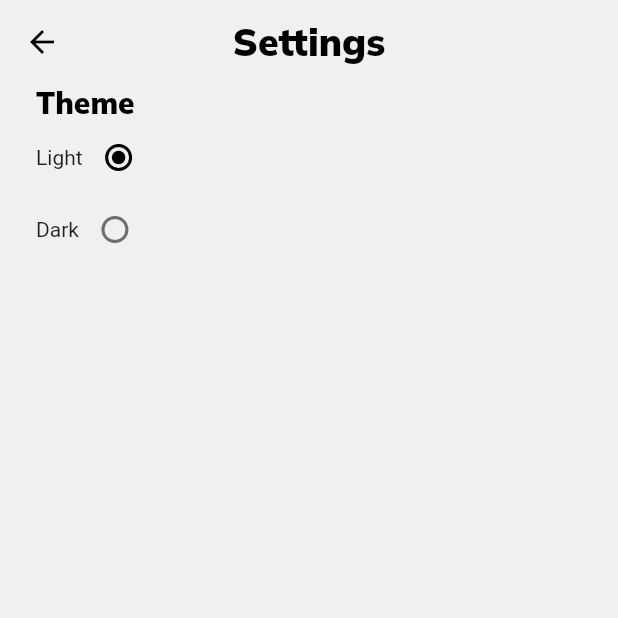
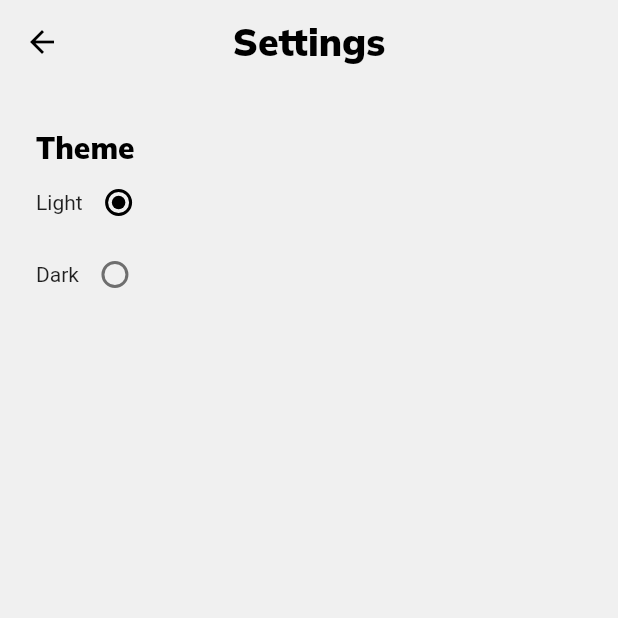
Before and after one commit to HarryJackson1996/WeatherApplication, a Flutter app: the screen it shows after launch, after a tap on the "settings" icon, on a phone screen of 412 x 824 dp, the top half of it. Run offline on Flutter 3.47's test engine with Material 2 defaults, Android fonts, the phone set to English and light mode, and no system bars; our stand-ins replace bloc, connectivity, dio, equatable, flutter_bloc, google_fonts and 2 more; accounts and stored records are empty; generated files the repository leaves out were written again; network calls fail.

Commit message:
Added padding extension and uniform padding across screens

```diff
--- a/lib/app.dart
+++ b/lib/app.dart
@@ -15,29 +15,7 @@ import './utils/router.dart' as MyRouter;
 class MyApp extends StatelessWidget {
   @override
   Widget build(BuildContext context) {
-    var weatherBoxRef = Hive.box<Weather>(weatherBox);
-    var myCity = weatherBoxRef.get(weatherBox)?.name ?? 'London';
-    return MultiBlocProvider(
-      providers: [
-        BlocProvider<WeatherBloc>(
-          create: (BuildContext context) => WeatherBloc(
-            repository: WeatherRepository(
-              client: WeatherClient(),
-              box: HiveRepository(weatherBoxRef),
-            ),
-          )..add(WeatherFetchedEvent(city: myCity, id: weatherBox, unit: 'metric')),
-        ),
-        BlocProvider<ThemeBloc>(
-          create: (context) => ThemeBloc(
-            repository: ThemeRepository(
-              box: HiveRepository(Hive.box<AppTheme>(themeBox)),
-            ),
-          )..add(
-              ThemeFetchedEvent(id: themeBox),
-            ),
-        )
-      ],
-      child: BlocBuilder<ThemeBloc, ThemeData>(
+    return BlocBuilder<ThemeBloc, ThemeData>(
       builder: (context, theme) {
         return MaterialApp(
           debugShowCheckedModeBanner: false,
@@ -45,7 +23,6 @@ class MyApp extends StatelessWidget {
           theme: theme,
         );
       },
-      ),
     );
   }
 }
--- a/lib/consts/box_consts.dart
+++ b/lib/consts/box_consts.dart
@@ -1,2 +1,2 @@
-const String weatherBox = 'currentBox';
-const String themeBox = 'themeBox';
+const String weatherBoxKey = 'currentBoxKey';
+const String themeBoxKey = 'themeBoxKey';
--- /dev/null
+++ b/lib/consts/screen_consts.dart
@@ -0,0 +1,2 @@
+const double myPadding = 20.0;
+const double textPadding = 24.0;
--- a/lib/main.dart
+++ b/lib/main.dart
@@ -1,13 +1,20 @@
 import 'package:bloc/bloc.dart';
 import 'package:flutter/material.dart';
 import 'package:flutter/services.dart';
+import 'package:flutter_bloc/flutter_bloc.dart';
 import 'package:hive/hive.dart';
 import 'package:hive_flutter/hive_flutter.dart';
 import 'package:weather_application/models/forecast_model.dart';
+import 'package:weather_application/repositories/weather_repository.dart';
 import 'package:weather_application/themes/app_themes.dart';
 import 'app.dart';
+import 'blocs/theme/theme_bloc.dart';
+import 'blocs/weather/weather_bloc.dart';
+import 'clients/weather_client.dart';
+import 'models/weather_model.dart';
+import 'repositories/hive_repository.dart';
+import 'repositories/theme_repository.dart';
 import 'consts/box_consts.dart';
-import 'models/weather_model.dart';
 
 class SimpleBlocDelegate extends BlocObserver {
   @override
@@ -32,8 +39,40 @@ void main() async {
   _registerDeviceOrientations();
   await Hive.initFlutter();
   _registerTypeAdapters();
-  await Hive.openBox<Weather>(weatherBox);
-  await Hive.openBox<AppTheme>(themeBox);
+  var weatherBox = await Hive.openBox<Weather>(weatherBoxKey);
+  var themeBox = await Hive.openBox<AppTheme>(themeBoxKey);
   Bloc.observer = SimpleBlocDelegate();
-  runApp(MyApp());
+  var myCity = weatherBox.get(weatherBoxKey)?.name ?? 'London';
+  runApp(
+    MultiBlocProvider(
+      providers: [
+        BlocProvider<WeatherBloc>(
+          create: (BuildContext context) => WeatherBloc(
+            repository: WeatherRepository(
+              client: WeatherClient(),
+              box: HiveRepository(weatherBox),
+            ),
+          )..add(
+              WeatherFetchedEvent(
+                city: myCity,
+                id: weatherBoxKey,
+                unit: 'metric',
+              ),
+            ),
+        ),
+        BlocProvider<ThemeBloc>(
+          create: (context) => ThemeBloc(
+            repository: ThemeRepository(
+              box: HiveRepository(themeBox),
+            ),
+          )..add(
+              ThemeFetchedEvent(
+                id: themeBoxKey,
+              ),
+            ),
+        ),
+      ],
+      child: MyApp(),
+    ),
+  );
 }
--- a/lib/screens/settings/settings_screen.dart
+++ b/lib/screens/settings/settings_screen.dart
@@ -1,8 +1,10 @@
 import 'package:flutter/material.dart';
+import 'package:weather_application/consts/screen_consts.dart';
 import 'package:weather_application/utils/enums.dart';
 import 'package:weather_application/widgets/annotated_scaffold.dart';
 import 'package:weather_application/widgets/themed_text.dart';
 import 'widgets/settings_item.dart';
+import '../../utils/extensions/extensions.dart';
 
 class SettingsScreen extends StatelessWidget {
   const SettingsScreen({Key key}) : super(key: key);
@@ -27,6 +29,7 @@ class SettingsScreen extends StatelessWidget {
       ),
       body: Container(
         color: Theme.of(context).backgroundColor,
+        padding: EdgeInsets.only(left: textPadding, right: textPadding, top: myPadding / 2),
         child: Column(
           children: [
             SettingsItem(
@@ -34,7 +37,7 @@ class SettingsScreen extends StatelessWidget {
             )
           ],
         ),
-      ),
+      ).addTopbarPadding(),
     );
   }
 }
--- a/lib/screens/weather/weather_screen.dart
+++ b/lib/screens/weather/weather_screen.dart
@@ -1,5 +1,6 @@
 import 'package:hive/hive.dart';
 import 'package:weather_application/consts/consts.dart';
+import 'package:weather_application/consts/screen_consts.dart';
 import 'package:weather_application/models/weather_model.dart';
 import 'package:weather_application/utils/date_utils.dart';
 import 'package:weather_application/utils/enums.dart';
@@ -39,11 +40,11 @@ class _WeatherScreenState extends State<WeatherScreen> with SingleTickerProvider
     super.didChangeAppLifecycleState(state);
     switch (state) {
       case AppLifecycleState.resumed:
-        Weather weather = Hive.box<Weather>(weatherBox).get(weatherBox);
+        Weather weather = Hive.box<Weather>(weatherBoxKey).get(weatherBoxKey);
         String myCity = weather?.name ?? 'London';
         if (MyDateUtils.timeDifference(weather.dt, 20)) {
           BlocProvider.of<WeatherBloc>(context).add(
-            WeatherFetchedEvent(id: weatherBox, city: myCity, unit: 'Metric'),
+            WeatherFetchedEvent(id: weatherBoxKey, city: myCity, unit: 'Metric'),
           );
         }
         break;
@@ -55,7 +56,7 @@ class _WeatherScreenState extends State<WeatherScreen> with SingleTickerProvider
   Widget build(BuildContext context) {
     return BlocBuilder<WeatherBloc, WeatherState>(
       builder: (context, state) {
-        String myCity = Hive.box<Weather>(weatherBox).get(weatherBox)?.name ?? 'London';
+        String myCity = Hive.box<Weather>(weatherBoxKey).get(weatherBoxKey)?.name ?? 'London';
         return AnnotatedScaffold(
           appBar: AppBar(
             centerTitle: true,
@@ -79,7 +80,7 @@ class _WeatherScreenState extends State<WeatherScreen> with SingleTickerProvider
               onPressed: () async {
                 BlocProvider.of<WeatherBloc>(context)
                   ..add(
-                    WeatherFetchedEvent(id: weatherBox, city: myCity, unit: 'Metric'),
+                    WeatherFetchedEvent(id: weatherBoxKey, city: myCity, unit: 'Metric'),
                   );
               },
             ),
@@ -124,8 +125,13 @@ class _WeatherScreenState extends State<WeatherScreen> with SingleTickerProvider
           Expanded(
             flex: 3,
             child: Container(
+              padding: EdgeInsets.only(
+                right: myPadding,
+                bottom: myPadding / 2,
+                top: myPadding / 2,
+                left: myPadding,
+              ),
               color: Theme.of(context).backgroundColor,
-              padding: EdgeInsets.only(left: 20.0, right: 20.0, bottom: 10.0),
               child: CurrentWeatherCard(state.weather),
             ).animate(
               _controller,
@@ -139,7 +145,6 @@ class _WeatherScreenState extends State<WeatherScreen> with SingleTickerProvider
             flex: 1,
             child: Container(
               color: Theme.of(context).backgroundColor,
-              padding: EdgeInsets.only(bottom: 10.0),
               child: ForecastWeather(state.weather.forecast.forecast),
             ).animate(
               _controller,
@@ -150,7 +155,7 @@ class _WeatherScreenState extends State<WeatherScreen> with SingleTickerProvider
             ),
           ),
         ],
-      );
+      ).addTopbarPadding();
     }
     if (state is WeatherLoadFailure) {
       return Center(child: Text('Unable to fetch Weather'));
--- a/lib/screens/weather/widgets/forecast/forecast_weather.dart
+++ b/lib/screens/weather/widgets/forecast/forecast_weather.dart
@@ -1,4 +1,5 @@
 import 'package:flutter/material.dart';
+import 'package:weather_application/consts/screen_consts.dart';
 import 'package:weather_application/models/weather_model.dart';
 import 'package:weather_application/utils/enums.dart';
 import 'package:weather_application/widgets/themed_text.dart';
@@ -20,7 +21,7 @@ class ForecastWeather extends StatelessWidget {
             child: Align(
               alignment: Alignment.centerLeft,
               child: Padding(
-                padding: const EdgeInsets.only(left: 24.0),
+                padding: EdgeInsets.only(left: textPadding),
                 child: ThemedText(
                   'Forecast',
                   themedTextStyle: ThemedTextStyle.H2,
@@ -31,10 +32,10 @@ class ForecastWeather extends StatelessWidget {
           Expanded(
             flex: 3,
             child: ListView.separated(
+              padding: EdgeInsets.only(left: myPadding, right: myPadding, bottom: myPadding / 2),
               separatorBuilder: (context, index) => Container(
                 width: 10.0,
               ),
-              padding: EdgeInsets.only(bottom: 8.0, left: 20.0, right: 20.0),
               scrollDirection: Axis.horizontal,
               itemCount: forecast.length,
               itemBuilder: (BuildContext context, int index) {
--- a/lib/screens/weather/widgets/forecast/forecast_weather_item.dart
+++ b/lib/screens/weather/widgets/forecast/forecast_weather_item.dart
@@ -1,4 +1,5 @@
 import 'package:flutter/material.dart';
+import 'package:weather_application/consts/screen_consts.dart';
 import 'package:weather_application/models/weather_model.dart';
 import 'package:weather_application/screens/weather/widgets/weather/vertical_weather_item.dart';
 import 'package:weather_application/utils/date_utils.dart';
@@ -19,7 +20,7 @@ class ForecastWeatherItem extends StatelessWidget {
               borderRadius: BorderRadius.circular(10.0),
             ),
             child: Container(
-              padding: EdgeInsets.all(8.0),
+              padding: EdgeInsets.all(myPadding / 2),
               child: VerticalWeatherWidget(
                 primaryText: MyDateUtils.unixToDateString(weather.dt, 'EEE, HH:00'),
                 iconData: WeatherIcons.getWeatherIcon(weather.icon),
--- a/lib/screens/weather/widgets/weather/horizontal_weather_item.dart
+++ b/lib/screens/weather/widgets/weather/horizontal_weather_item.dart
@@ -15,7 +15,8 @@ class HorizontalWeatherItem extends StatelessWidget {
 
   @override
   Widget build(BuildContext context) {
-    return Row(
+    return Container(
+      child: Row(
         mainAxisAlignment: MainAxisAlignment.center,
         children: [
           iconData != null
@@ -52,6 +53,7 @@ class HorizontalWeatherItem extends StatelessWidget {
             ),
           ),
         ],
+      ),
     );
   }
 }
--- a/lib/utils/extensions/extensions.dart
+++ b/lib/utils/extensions/extensions.dart
@@ -1,5 +1,6 @@
 import 'package:flutter/material.dart';
 import '../enums.dart';
+import '../../consts/screen_consts.dart';
 
 extension Capitalise on String {
   String capitalise() {
@@ -39,6 +40,16 @@ extension ThemeTextMapping on ThemedTextStyle {
         return Theme.of(context).textTheme.bodyText1.copyWith(fontSize: fontSize);
         break;
     }
+  }
+}
+
+extension PagePadding on Widget {
+  Widget addTopbarPadding() {
+    double appBarHeight = AppBar().preferredSize.height;
+    return Padding(
+      padding: EdgeInsets.only(top: appBarHeight + myPadding),
+      child: this,
+    );
   }
 }
 
--- a/lib/widgets/annotated_scaffold.dart
+++ b/lib/widgets/annotated_scaffold.dart
@@ -24,6 +24,7 @@ class AnnotatedScaffold extends StatelessWidget {
         resizeToAvoidBottomInset: resizeKeyboard,
         appBar: appBar,
         body: body,
+        extendBodyBehindAppBar: true,
       ),
     );
   }
```
Also changed, not shown: lib/screens/search/search_screen.dart (+9 -8 lines), lib/screens/settings/widgets/settings_item.dart (+12 -6 lines), lib/screens/weather/widgets/weather/weather_leading_widget.dart (+11 -11 lines). Lines whose indentation alone changed are shown as unchanged.
